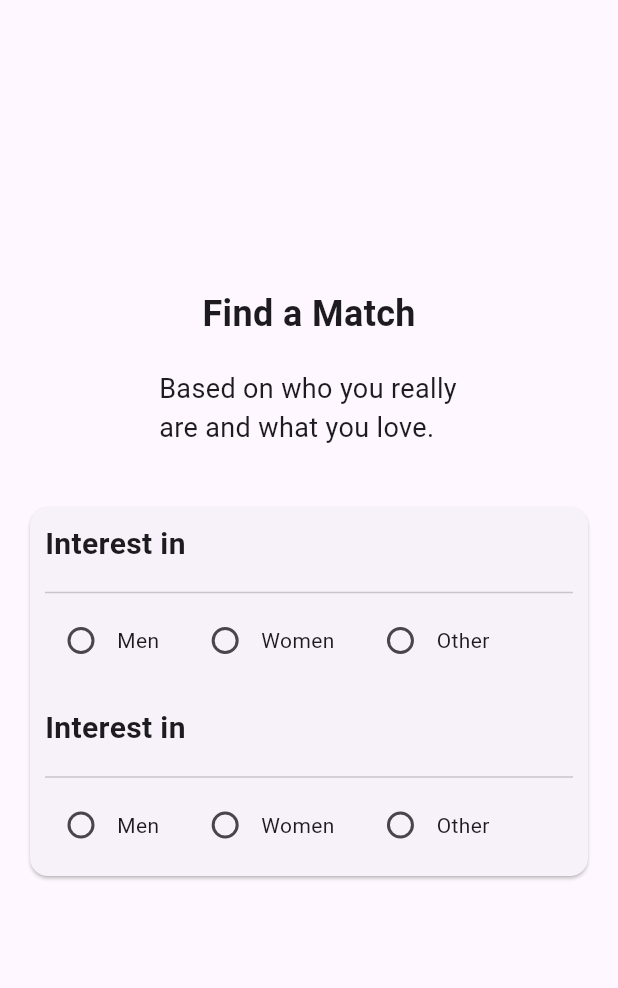
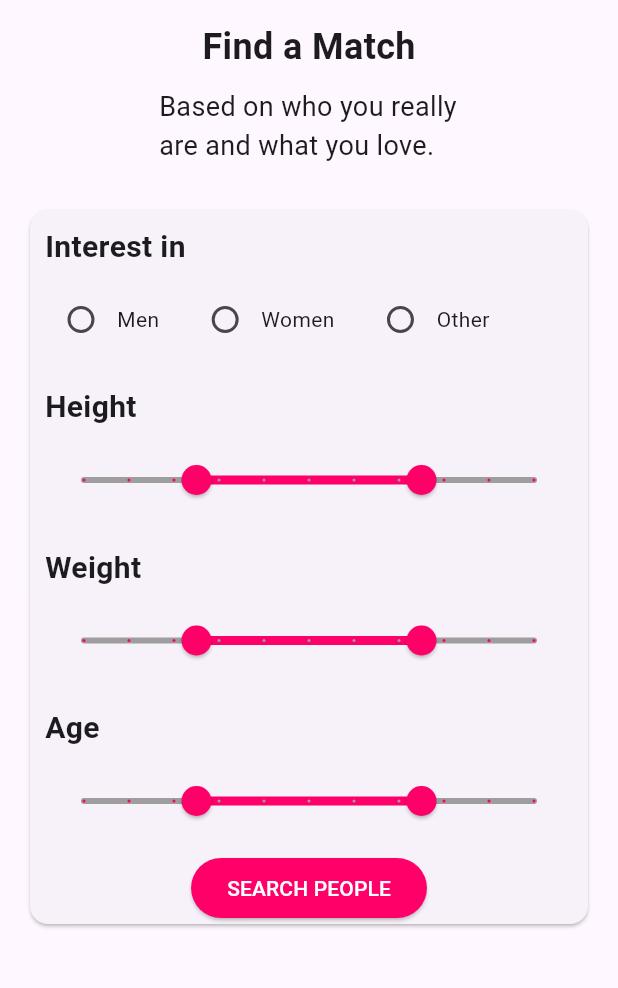
Before and after one commit to murugadheebam/datingapp, a Flutter app: the Search screen opened directly, on a phone screen of 412 x 824 dp, the part 63-1051 px from its top. Run offline on Flutter 3.47's test engine with Material 3 defaults, Android fonts, the phone set to English and light mode, and no system bars; missing offline and left inert: woocommerce_api.

Commit message:
search page

```diff
--- a/lib/pages/pages/search.dart
+++ b/lib/pages/pages/search.dart
@@ -1,5 +1,7 @@
 import 'package:flutter/material.dart';
 import 'sidemenu.dart';
+import 'dashboard.dart';
+
 
 class Search extends StatefulWidget {
   @override
@@ -8,6 +10,11 @@
 
 class _SearchState extends State<Search> {
   String? selectedGender;
+  RangeValues height = RangeValues(25, 75); // Initial range values
+  RangeValues age = RangeValues(25, 75); // Initial range values
+  RangeValues weight = RangeValues(25, 75); // Initial range values
+
+
 
   @override
   Widget build(BuildContext context) {
@@ -16,7 +23,8 @@
         title: Text('Search'),
       ),
       drawer: Sidemenu(),
-      body: Center(
+      body: SingleChildScrollView(
+      child:Center(
         child: Column(
           mainAxisAlignment: MainAxisAlignment.center,
           children: [
@@ -24,7 +32,7 @@
               'Find a Match',
               style: TextStyle(fontSize: 24, fontWeight: FontWeight.bold),
             ),
-            SizedBox(height: 20),
+            SizedBox(height: 10),
             Container(
               width: 200, // Set your desired width here
               child: Text(
@@ -34,7 +42,7 @@
                 overflow: TextOverflow.ellipsis,
               ),
             ),
-            SizedBox(height: 20),
+            SizedBox(height: 10),
             Card(
               margin: EdgeInsets.all(20),
               child: Column(
@@ -53,7 +61,6 @@
                         ),
                         SizedBox(height: 10),
                         // Add more interest-related content here
-                        Divider(), // Add a divider for visual separation
                         Row(
                           children: [
                             Radio(
@@ -99,7 +106,7 @@
                       crossAxisAlignment: CrossAxisAlignment.start,
                       children: [
                         Text(
-                          'Interest in',
+                          'Height',
                           style: TextStyle(
                             fontSize: 20,
                             fontWeight: FontWeight.bold,
@@ -107,52 +114,119 @@
                         ),
                         SizedBox(height: 10),
                         // Add more interest-related content here
-                        Divider(), // Add a divider for visual separation
-                        Row(
-                          children: [
-                            Radio(
-                              value: 'men',
-                              groupValue: selectedGender,
-                              onChanged: (value) {
-                                setState(() {
-                                  selectedGender = value.toString();
-                                });
-                              },
-                            ),
-                            Text('Men'),
-                            SizedBox(width: 20),
-                            Radio(
-                              value: 'women',
-                              groupValue: selectedGender,
-                              onChanged: (value) {
-                                setState(() {
-                                  selectedGender = value.toString();
-                                });
-                              },
-                            ),
-                            Text('Women'),
-                            SizedBox(width: 20),
-                            Radio(
-                              value: 'other',
-                              groupValue: selectedGender,
-                              onChanged: (value) {
-                                setState(() {
-                                  selectedGender = value.toString();
-                                });
-                              },
-                            ),
-                            Text('Other'),
-                          ],
-                        ),
+RangeSlider(
+                values: height,
+                min: 0,
+                max: 100,
+                divisions: 10,
+                labels: RangeLabels(
+                  height.start.round().toString(),
+                  height.end.round().toString(),
+                ),
+                onChanged: (RangeValues newValues) {
+                  setState(() {
+                    height = newValues;
+                  });
+                },
+                activeColor: Color(0xFFff0068),
+                inactiveColor: Colors.grey,
+              ),
                       ],
                     ),
                   ),
+                   Container(
+                    padding: EdgeInsets.all(10),
+                    child: Column(
+                      crossAxisAlignment: CrossAxisAlignment.start,
+                      children: [
+                        Text(
+                          'Weight',
+                          style: TextStyle(
+                            fontSize: 20,
+                            fontWeight: FontWeight.bold,
+                          ),
+                        ),
+                        SizedBox(height: 10),
+                                               RangeSlider(
+                values: weight,
+                min: 0,
+                max: 100,
+                divisions: 10,
+                labels: RangeLabels(
+                  weight.start.round().toString(),
+                  weight.end.round().toString(),
+                ),
+                onChanged: (RangeValues newValues) {
+                  setState(() {
+                    weight = newValues;
+                  });
+                },
+                activeColor: Color(0xFFff0068),
+                inactiveColor: Colors.grey,
+              ),
+
+
+                      ],
+                    ),
+                  ),
+                   Container(
+                    padding: EdgeInsets.all(10),
+                    child: Column(
+                      crossAxisAlignment: CrossAxisAlignment.start,
+                      children: [
+                        Text(
+                          'Age',
+                          style: TextStyle(
+                            fontSize: 20,
+                            fontWeight: FontWeight.bold,
+                          ),
+                        ),
+                        SizedBox(height: 10),
+                        RangeSlider(
+                values: age,
+                min: 0,
+                max: 100,
+                divisions: 10,
+                labels: RangeLabels(
+                  age.start.round().toString(),
+                  age.end.round().toString(),
+                ),
+                onChanged: (RangeValues newValues) {
+                  setState(() {
+                    age = newValues;
+                  });
+                },
+                activeColor: Color(0xFFff0068),
+                inactiveColor: Colors.grey,
+              ),
+
+                      ],
+                    ),
+                  ),
+                              ElevatedButton(
+              onPressed: () {
+                Navigator.push(
+                  context,
+                  MaterialPageRoute(builder: (context) => Dashboard()),
+                );
+              },
+              child: Text('SEARCH PEOPLE'),
+               style: ButtonStyle(
+    backgroundColor: MaterialStateProperty.all<Color>(Color(0xFFff0068)),
+    foregroundColor: MaterialStateProperty.all<Color>(Colors.white), // Text color
+ // Change background color here
+  ),
+            ),
+
+
                 ],
               ),
+
             ),
           ],
         ),
       ),
+      ),
     );
   }
 }
```
Also changed, not shown: pubspec.lock.
